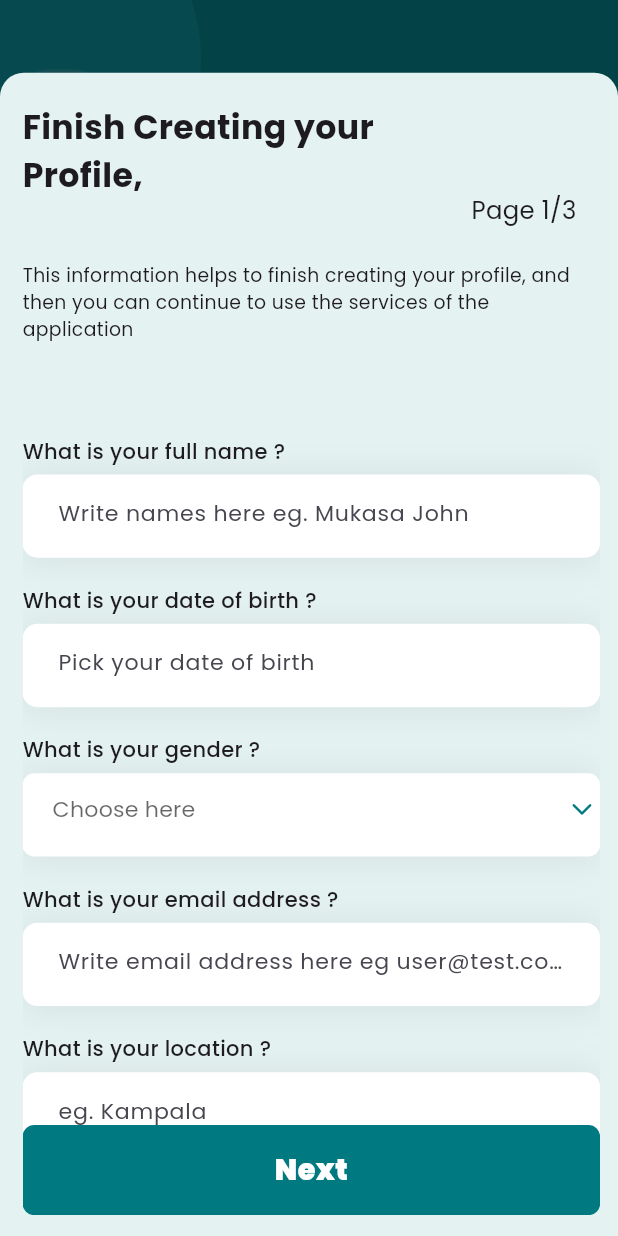
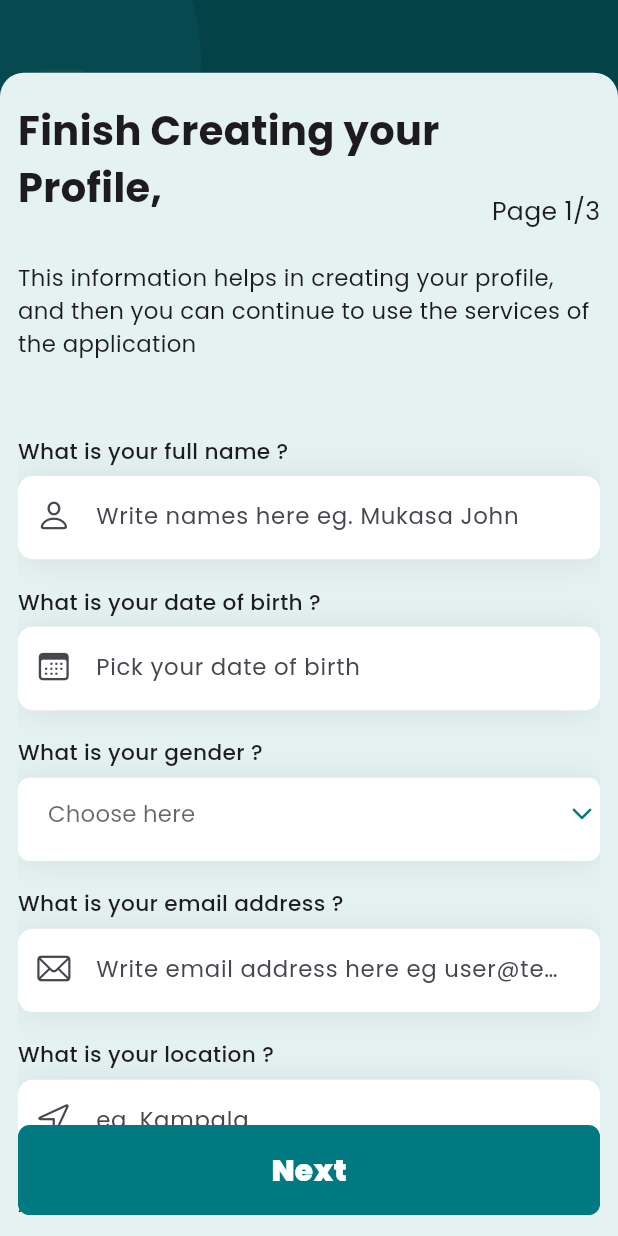
Before and after one commit to McJaxon/Banja-app, a Flutter app: the ProfilePage screen opened directly, on a phone screen of 412 x 824 dp. Run offline on Flutter 3.47's test engine with Material 2 defaults, Android fonts, the phone set to English and light mode, and no system bars; drawn by our look-alikes of oktoast; our stand-ins replace bouncing_widget, cached_network_image, contacts_service, currency_text_input_formatter, firebase_auth, firebase_core and 15 more; missing offline and left inert: awesome_circular_chart, flutterwave, ticketview; accounts and stored records are empty; network calls fail; statements that could not run were skipped; project files that could hold a hidden picture were left out.

Commit message:
v2.1.5+15

```diff
--- a/lib/constants/strings.dart
+++ b/lib/constants/strings.dart
@@ -95,12 +95,15 @@ Uri phoneSignInUri = Uri.parse('$baseUrl/user/phone_sign_in');
 ///create user tag
 Uri userTagUri = Uri.parse('$baseUrl/user/create_user_tag');
 
+///verify tag
+Uri verifyUserTag = Uri.parse(
+    'http://tuulacredit.com/jubilant-waddle/public/api/v1/user/verify_tag');
+
 ///create user pin
 Uri userPINUri = Uri.parse('$baseUrl/settings/add_pin');
 
 ///edit user pin
 Uri editUserPINUri = Uri.parse('$baseUrl/settings/edit_pin');
 
-
 ///get all loan categories
 Uri getAllLoanTypes = Uri.parse('$baseUrl/settings/get_all_loan_categories');
--- a/lib/controllers/lock_screen_controller.dart
+++ b/lib/controllers/lock_screen_controller.dart
@@ -189,6 +189,7 @@ class LockScreenController extends GetxController {
                       child: Column(
                         children: [
                           TextBox(
+                            prefixIcon: const Icon(CupertinoIcons.creditcard),
                               maxLength: 14,
                               textType: TextInputType.text,
                               textCapitalization: TextCapitalization.characters,
@@ -201,6 +202,7 @@ class LockScreenController extends GetxController {
                           ),
                           TextBox(
                               // dataVerify: FieldValidator.validatePhone,
+                              prefixIcon: const Icon(CupertinoIcons.phone),
                               title: 'What is your phone number?',
                               maxLength: 9,
                               hintText: '',
--- a/lib/controllers/user_detail_controller.dart
+++ b/lib/controllers/user_detail_controller.dart
@@ -7,6 +7,7 @@ import 'package:banja/utils/customOverlay.dart';
 import 'package:banja/utils/file_picker.dart';
 import 'package:banja/utils/form_validators.dart';
 import 'package:contacts_service/contacts_service.dart';
+import 'package:flutter/cupertino.dart';
 import 'package:flutter/material.dart';
 import 'package:flutter/services.dart';
 import 'package:flutter_screenutil/flutter_screenutil.dart';
@@ -78,7 +79,7 @@ class UserDetailsController extends GetxController {
               return false;
             },
             child: Padding(
-              padding: EdgeInsets.fromLTRB(15.0, 20.0, 15.w, 15.h),
+              padding: EdgeInsets.fromLTRB(15.w, 20.0, 15.w, 15.h),
               child: SizedBox(
                 height: MediaQuery.of(context).size.height * 0.9,
                 child: Stack(
@@ -89,7 +90,7 @@ class UserDetailsController extends GetxController {
                           'Finish Creating your\nProfile,',
                           style: TextStyle(
                               fontFamily: 'Poppins',
-                              fontSize: 30.sp,
+                              fontSize: 35.sp,
                               fontWeight: FontWeight.w700),
                         ),
                         const Spacer(),
@@ -97,7 +98,7 @@ class UserDetailsController extends GetxController {
                     ),
                     Positioned(
                       top: 65.h,
-                      right: 20.w,
+right: 0.0,
                       child: Obx(() {
                         return Text(
                           'Page $pageCount/3',
@@ -111,9 +112,9 @@ class UserDetailsController extends GetxController {
                         top: 115.h,
                       ),
                       child: Text(
-                        'This information helps to finish creating your profile, and then you can continue to use the services of the application  ',
+                        'This information helps in creating your profile, and then you can continue to use the services of the application  ',
                         style:
-                            TextStyle(fontFamily: 'Poppins', fontSize: 17.sp),
+                            TextStyle(fontFamily: 'Poppins', fontSize: 20.sp),
                       ),
                     ),
                     Padding(
@@ -289,6 +290,7 @@ class UserDetailsController extends GetxController {
                                         physics: const BouncingScrollPhysics(),
                                         children: [
                                           TextBox(
+                                            prefixIcon: const Icon(CupertinoIcons.shield),
                                             title: 'Type password',
                                             obscureText: true,
                                             isPassword: true,
@@ -302,6 +304,7 @@ class UserDetailsController extends GetxController {
                                             height: 20.h,
                                           ),
                                           TextBox(
+                                            prefixIcon: const Icon(CupertinoIcons.shield),
                                             title: 'Retype password',
                                             obscureText: true,
                                             isPassword: true,
@@ -898,7 +901,7 @@ class UserDetailsController extends GetxController {
 // }
 
 class BioDataForm extends StatefulWidget {
-  BioDataForm({
+  const BioDataForm({
     Key? key,
     required TextEditingController fullNames,
     required TextEditingController emailAddress,
@@ -952,6 +955,7 @@ class _BioDataFormState extends State<BioDataForm> {
         physics: const BouncingScrollPhysics(),
         children: [
           TextBox(
+            prefixIcon: const Icon(CupertinoIcons.person),
             title: 'What is your full name ?',
             textController: widget._fullNames,
             textType: TextInputType.text,
@@ -962,6 +966,7 @@ class _BioDataFormState extends State<BioDataForm> {
             height: 20.h,
           ),
           TextBox(
+            prefixIcon: const Icon(CupertinoIcons.calendar),
             isDate: true,
             title: 'What is your date of birth ?',
             textController: widget._dateOfBirth,
@@ -995,6 +1000,7 @@ class _BioDataFormState extends State<BioDataForm> {
             height: 20.h,
           ),
           TextBox(
+            prefixIcon: const Icon(CupertinoIcons.mail),
             title: 'What is your email address ?',
             textController: widget._emailAddress,
             textType: TextInputType.emailAddress,
@@ -1005,6 +1011,7 @@ class _BioDataFormState extends State<BioDataForm> {
             height: 20.h,
           ),
           TextBox(
+            prefixIcon: const Icon(CupertinoIcons.location),
             title: 'What is your location ?',
             textController: widget._location,
             textType: TextInputType.text,
@@ -1120,7 +1127,7 @@ class _EmploymentDataFormState extends State<EmploymentDataForm> {
                       style: TextStyle(
                         fontFamily: 'Poppins',
                           fontWeight: FontWeight.w500,
-                          fontSize: 16.0,
+                          fontSize: 16.sp,
                           color: const Color(0xff007981)),
                     ),
                     value: e['category']))
@@ -1158,6 +1165,7 @@ class _EmploymentDataFormState extends State<EmploymentDataForm> {
             height: 20.h,
           ),
           TextBox(
+            prefixIcon: const Icon(CupertinoIcons.question),
             title: 'What is the purpose of this loan ?',
             textController: widget._loanPurpose,
             textType: TextInputType.text,
--- a/lib/main.dart
+++ b/lib/main.dart
@@ -78,7 +78,7 @@ class _MyAppState extends State<MyApp> {
                 builder: (context, widget) {
                   return MediaQuery(
                     //Setting font does not change with system font size
-                    data: MediaQuery.of(context).copyWith(textScaleFactor: 0.93),
+                    data: MediaQuery.of(context).copyWith(textScaleFactor: 0.96),
                     child: widget!,
                   );
                 },
--- a/lib/screens/loan_detail.dart
+++ b/lib/screens/loan_detail.dart
@@ -134,6 +134,7 @@ class _LoanDetailState extends State<LoanDetail> {
                       child: Form(
                         key: formKey,
                         child: TextBox(
+                          prefixIcon: const Icon(Icons.money),
                             dataVerify: (value) {
                               return FieldValidator.validateLoanAmount(
                                   value,
--- a/lib/screens/profile.dart
+++ b/lib/screens/profile.dart
@@ -300,7 +300,7 @@ class _ProfilePageState extends State<ProfilePage>
                             ),
                             const Spacer(),
                             Text(
-                              'v2.1.0',
+                              'v2.1.5',
                               style: TextStyle(
                                   fontFamily: 'Poppins',
                                   fontWeight: FontWeight.w300,
--- a/lib/shared/text_box.dart
+++ b/lib/shared/text_box.dart
@@ -1,3 +1,4 @@
+import 'package:banja/utils/customOverlay.dart';
 import 'package:flutter/cupertino.dart';
 import 'package:flutter/material.dart';
 import 'package:flutter/services.dart';
@@ -5,7 +6,7 @@ import 'package:flutter_screenutil/flutter_screenutil.dart';
 import 'package:intl/intl.dart';
 
 class TextBox extends StatefulWidget {
-   TextBox({
+  TextBox({
     Key? key,
     this.isDate = false,
     this.obscureText = false,
@@ -18,6 +19,7 @@ class TextBox extends StatefulWidget {
     this.focusNode,
     this.suffix,
     this.inputFormat,
+    required this.prefixIcon,
     required this.title,
     required this.hintText,
     required this.textController,
@@ -25,7 +27,8 @@ class TextBox extends StatefulWidget {
 
   final TextEditingController textController;
   final String hintText;
-   bool isDate, obscureText, isPhone, isPassword;
+  final Icon prefixIcon;
+  bool isDate, obscureText, isPhone, isPassword;
   final String title;
   final TextInputType textType;
   final String? Function(String?)? dataVerify;
@@ -92,8 +95,8 @@ class _TextBoxState extends State<TextBox> {
                 DateTime? pickedDate = await showDatePicker(
                     context: context,
                     initialDate: DateTime.now(),
-                    firstDate: DateTime(1930),
-                    lastDate: DateTime(2023));
+                    firstDate: DateTime(1952),
+                    lastDate: DateTime.now());
                 if (pickedDate != null) {
                   //pickedDate output format => 2021-03-10 00:00:00.000
                   String formattedDate =
@@ -102,8 +105,16 @@ class _TextBoxState extends State<TextBox> {
                   //you can implement different kind of Date Format here according to your requirement
 
                   setState(() {
-                    widget.textController.text =
-                        formattedDate; //set output date to TextField value.
+                    if ((DateTime.now().year - pickedDate.year) < 18) {
+                      CustomOverlay.showToast(
+                          'Your must be of eligible age (18yrs)',
+                          Colors.blue,
+                          Colors.white);
+                      widget.textController.clear();
+                    } else {
+                      widget.textController.text = formattedDate;
+                    }
+                    //set output date to TextField value.
                   });
                 } else {
                   print("Date is not selected");
@@ -114,6 +125,7 @@ class _TextBoxState extends State<TextBox> {
               setState(() {});
             },
             decoration: InputDecoration(
+                prefixIcon: widget.prefixIcon,
                 suffixIcon: widget.isPassword
                     ? GestureDetector(
                         onTap: () {
@@ -121,7 +133,9 @@ class _TextBoxState extends State<TextBox> {
                             widget.obscureText = !widget.obscureText;
                           });
                         },
-                        child:obscureText? Icon(CupertinoIcons.eye): Icon(CupertinoIcons.eye_slash))
+                        child: obscureText
+                            ? const Icon(CupertinoIcons.eye)
+                            : const Icon(CupertinoIcons.eye_slash))
                     : null,
                 counterText: '',
                 suffixText: widget.maxLength != null
--- a/lib/utils/file_picker.dart
+++ b/lib/utils/file_picker.dart
@@ -41,6 +41,7 @@ class GetImagePath {
 
   static String _uploadedFileURL = '';
   static Future<String> uploadFile(File imageFile) async {
+
     var preference = GetStorage();
     var phone = preference.read('phone');
     firebase_storage.Reference storageReference = firebase_storage
--- a/pubspec.yaml
+++ b/pubspec.yaml
@@ -6,7 +6,7 @@ description: A new Flutter project.
 publish_to: 'none' # Remove this line if you wish to publish to pub.dev
 
 
-version: 2.1.4+14
+version: 2.1.5+15
 
 environment:
   sdk: ">=2.16.0 <3.0.0"
```
Also changed, not shown: lib/screens/auth/register_page.dart (+39 -15 lines), lib/screens/dashboard.dart (+5 -6 lines), lib/services/server.dart (+52 -16 lines).
